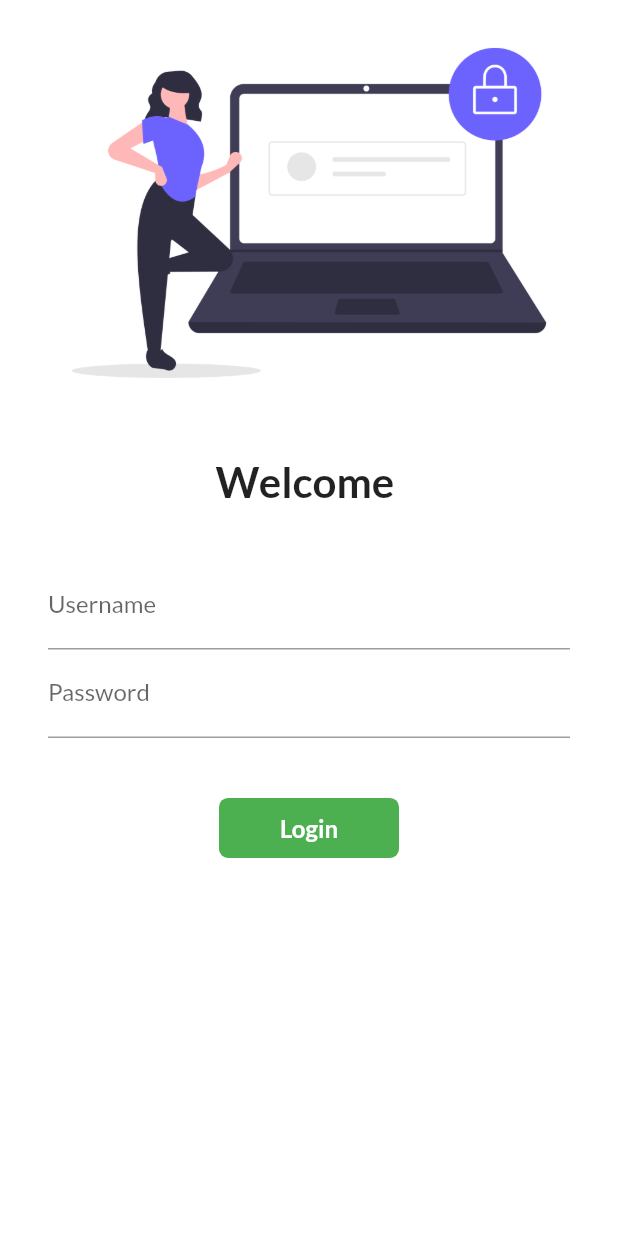
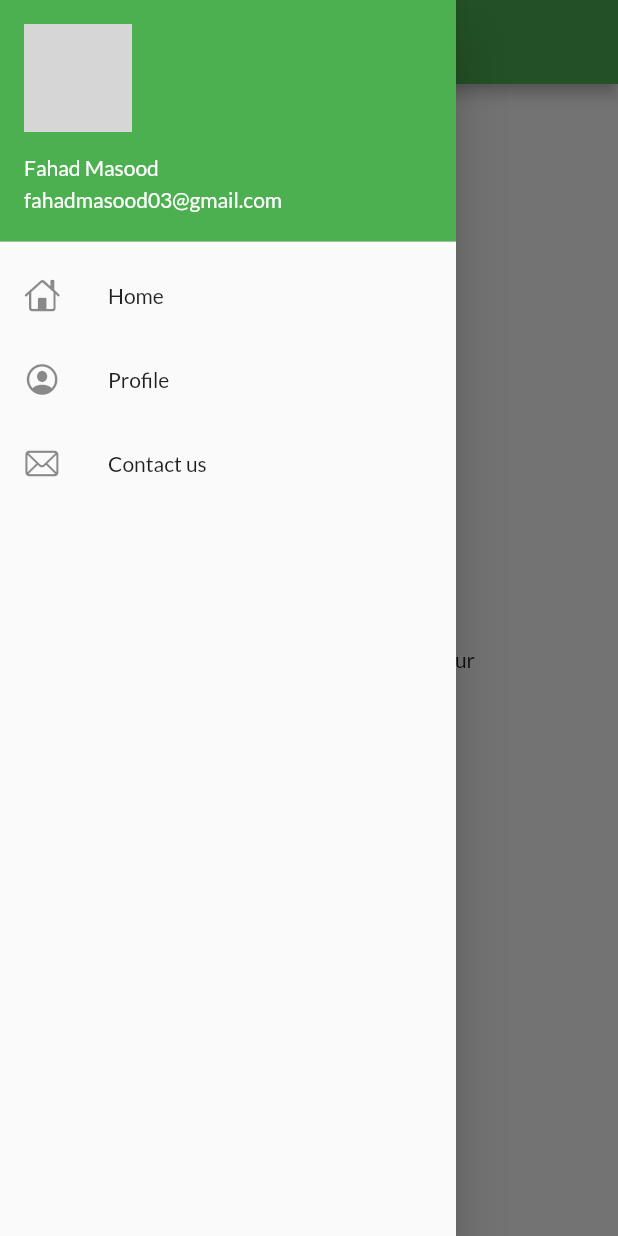
Before and after one commit to fahad-masood/catalogue-app, a Flutter app: the screen it shows after launch, with the side drawer open (before the commit the screen has no drawer), on a phone screen of 412 x 824 dp. Run offline on Flutter 3.47's test engine with Material 2 defaults, Android fonts, the phone set to English and light mode, and no system bars; our stand-ins replace google_fonts; network calls fail; grey boxes are pictures that could not be loaded.

Commit message:
Day 9 completed

```diff
--- a/lib/main.dart
+++ b/lib/main.dart
@@ -22,7 +22,9 @@ class MyApp extends StatelessWidget {
         darkTheme: ThemeData(
           brightness: Brightness.dark,
         ),
-        initialRoute: '/', //Sets the first screen which is initially '/'
+        debugShowCheckedModeBanner: false,
+        initialRoute:
+            MyRoutes.homeRoute, //Sets the first screen which is initially '/'
         routes: {
           "/": (context) => LoginPage(),
           MyRoutes.homeRoute: (context) => HomePage(),
--- a/lib/pages/home_page.dart
+++ b/lib/pages/home_page.dart
@@ -1,4 +1,5 @@
 import 'package:flutter/material.dart';
+import 'package:flutter_catalogue/widgets/drawer.dart';
 
 class HomePage extends StatelessWidget {
   final int days = 2;
@@ -15,7 +16,7 @@ class HomePage extends StatelessWidget {
           child: Text("Today is Day $days of Flutter by $name"),
         ),
       ),
-      drawer: Drawer(),
+      drawer: MyDrawer(),
     );
   }
 }
--- /dev/null
+++ b/lib/widgets/drawer.dart
@@ -0,0 +1,36 @@
+import 'package:flutter/cupertino.dart';
+import 'package:flutter/material.dart';
+
+class MyDrawer extends StatelessWidget {
+  final imageURL =
+      "https://media-exp1.licdn.com/dms/image/C4E03AQEQXL15Bl2Vfw/profile-displayphoto-shrink_100_100/0/1602161039533?e=1623283200&v=beta&t=Ur3LGuU15n3Sa4sZBWY-3lfVswATeVqunIMmXQ_urfA";
+  @override
+  Widget build(BuildContext context) {
+    return Drawer(
+      child: ListView(
+        padding: EdgeInsets.zero,
+        children: [
+          UserAccountsDrawerHeader(
+            accountName: Text('Fahad Masood'),
+            accountEmail: Text('fahadmasood03@gmail.com'),
+            currentAccountPicture: CircleAvatar(
+              backgroundImage: NetworkImage(imageURL),
+            ),
+          ),
+          ListTile(
+            leading: Icon(CupertinoIcons.home),
+            title: Text("Home"),
+          ),
+          ListTile(
+            leading: Icon(CupertinoIcons.profile_circled),
+            title: Text("Profile"),
+          ),
+          ListTile(
+            leading: Icon(CupertinoIcons.mail),
+            title: Text("Contact us"),
+          ),
+        ],
+      ),
+    );
+  }
+}
```
